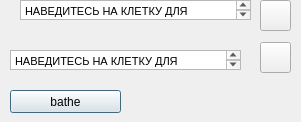
The window that 01.ui (IvanKnuzev103/pythonProject_game) describes before a commit, drawn with Qt 5.
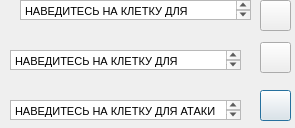
The same window after the commit.

Patch:
```diff
--- a/01.ui
+++ b/01.ui
@@ -6,8 +6,8 @@
    <rect>
     <x>0</x>
     <y>0</y>
-    <width>301</width>
-    <height>122</height>
+    <width>295</width>
+    <height>128</height>
    </rect>
   </property>
   <property name="windowTitle">
@@ -16,14 +16,14 @@
   <widget class="QPushButton" name="button_bathe">
    <property name="geometry">
     <rect>
-     <x>10</x>
+     <x>260</x>
      <y>90</y>
-     <width>111</width>
-     <height>23</height>
+     <width>31</width>
+     <height>31</height>
     </rect>
    </property>
    <property name="text">
-    <string>bathe</string>
+    <string/>
    </property>
   </widget>
   <widget class="QPushButton" name="move_button">
@@ -84,7 +84,25 @@
 &lt;html&gt;&lt;head&gt;&lt;meta name=&quot;qrichtext&quot; content=&quot;1&quot; /&gt;&lt;style type=&quot;text/css&quot;&gt;
 p, li { white-space: pre-wrap; }
 &lt;/style&gt;&lt;/head&gt;&lt;body style=&quot; font-family:'MS Shell Dlg 2'; font-size:8.25pt; font-weight:400; font-style:normal;&quot;&gt;
-&lt;p style=&quot; margin-top:0px; margin-bottom:0px; margin-left:0px; margin-right:0px; -qt-block-indent:0; text-indent:0px;&quot;&gt;НАВЕДИТЕСЬ НА КЛЕТКУ ДЛЯ ЗАХВАТА ИЛИ АТАКИ&lt;/p&gt;
+&lt;p style=&quot; margin-top:0px; margin-bottom:0px; margin-left:0px; margin-right:0px; -qt-block-indent:0; text-indent:0px;&quot;&gt;НАВЕДИТЕСЬ НА КЛЕТКУ ДЛЯ ЗАХВАТА&lt;/p&gt;
+&lt;p style=&quot;-qt-paragraph-type:empty; margin-top:0px; margin-bottom:0px; margin-left:0px; margin-right:0px; -qt-block-indent:0; text-indent:0px;&quot;&gt;&lt;br /&gt;&lt;/p&gt;&lt;/body&gt;&lt;/html&gt;</string>
+   </property>
+  </widget>
+  <widget class="QTextBrowser" name="textBrowser_3">
+   <property name="geometry">
+    <rect>
+     <x>10</x>
+     <y>100</y>
+     <width>231</width>
+     <height>20</height>
+    </rect>
+   </property>
+   <property name="html">
+    <string>&lt;!DOCTYPE HTML PUBLIC &quot;-//W3C//DTD HTML 4.0//EN&quot; &quot;http://www.w3.org/TR/REC-html40/strict.dtd&quot;&gt;
+&lt;html&gt;&lt;head&gt;&lt;meta name=&quot;qrichtext&quot; content=&quot;1&quot; /&gt;&lt;style type=&quot;text/css&quot;&gt;
+p, li { white-space: pre-wrap; }
+&lt;/style&gt;&lt;/head&gt;&lt;body style=&quot; font-family:'MS Shell Dlg 2'; font-size:8.25pt; font-weight:400; font-style:normal;&quot;&gt;
+&lt;p style=&quot; margin-top:0px; margin-bottom:0px; margin-left:0px; margin-right:0px; -qt-block-indent:0; text-indent:0px;&quot;&gt;НАВЕДИТЕСЬ НА КЛЕТКУ ДЛЯ АТАКИ&lt;/p&gt;
 &lt;p style=&quot;-qt-paragraph-type:empty; margin-top:0px; margin-bottom:0px; margin-left:0px; margin-right:0px; -qt-block-indent:0; text-indent:0px;&quot;&gt;&lt;br /&gt;&lt;/p&gt;&lt;/body&gt;&lt;/html&gt;</string>
    </property>
   </widget>
```
Left out of the diff: 2 changed lines with no effect on the pictures.
